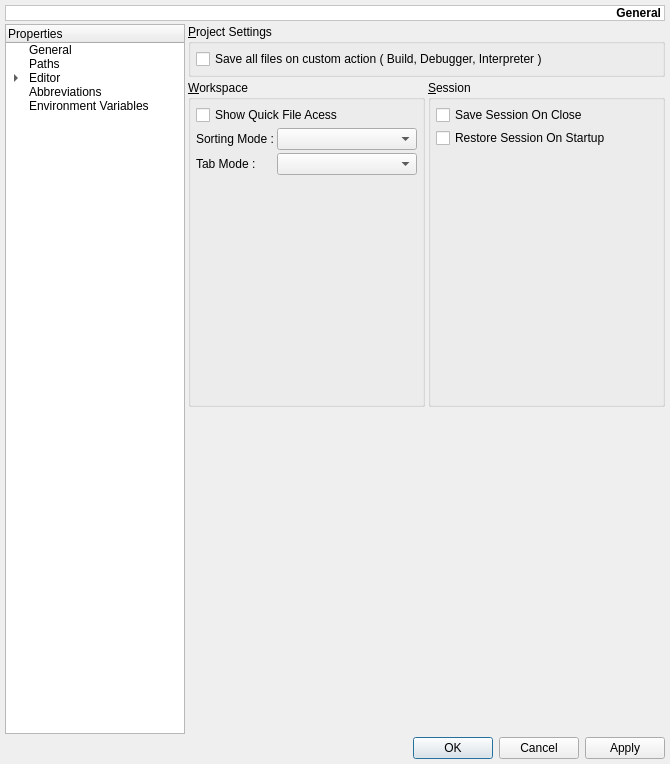
Above: mks/ui/UISettings.ui from andreikop/enki before the change. Below: the same form after it.
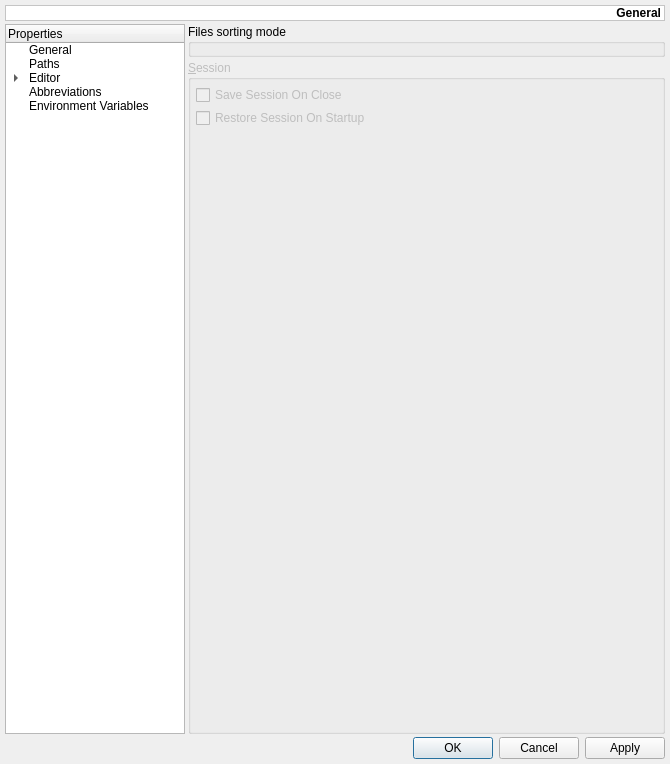
That is the form after the change. The open tabs and pages were chosen to show the change. Custom widgets are drawn as their Qt base class.

Commit message: Settings. First option works

Patch:
```diff
--- a/mks/ui/UISettings.ui
+++ b/mks/ui/UISettings.ui
@@ -238,10 +238,10 @@
        <property name="spacing">
         <number>3</number>
        </property>
-       <item row="1" column="0">
+       <item row="0" column="0">
         <widget class="QGroupBox" name="gbWorkspace">
          <property name="title">
-          <string>&amp;Workspace</string>
+          <string>Files sorting mode</string>
          </property>
          <layout class="QGridLayout">
           <property name="margin">
@@ -250,63 +250,14 @@
           <property name="spacing">
            <number>3</number>
           </property>
-          <item row="1" column="0">
-           <widget class="QLabel" name="lSortingMode">
-            <property name="toolTip">
-             <string>The sorting mode apply to the &quot;Opened Files List&quot; dock.
-You can quickly change it using the dock context menu.</string>
-            </property>
-            <property name="text">
-             <string>Sorting Mode :</string>
-            </property>
-           </widget>
-          </item>
-          <item row="1" column="1" colspan="2">
-           <widget class="QComboBox" name="cbSortingMode">
-            <property name="toolTip">
-             <string>The sorting mode apply to the &quot;Opened Files List&quot; dock.
-You can quickly change it using the dock context menu.</string>
-            </property>
-           </widget>
-          </item>
-          <item row="4" column="0" colspan="3">
-           <spacer name="verticalSpacer">
-            <property name="orientation">
-             <enum>Qt::Vertical</enum>
-            </property>
-            <property name="sizeHint" stdset="0">
-             <size>
-              <width>20</width>
-              <height>40</height>
-             </size>
-            </property>
-           </spacer>
-          </item>
-          <item row="0" column="0" colspan="3">
-           <widget class="QCheckBox" name="cbQuickFileAccess">
-            <property name="toolTip">
-             <string>Add a combobox in the context toolbar that allow quick file change</string>
-            </property>
-            <property name="text">
-             <string>Show Quick File Acess</string>
-            </property>
-           </widget>
-          </item>
-          <item row="3" column="0">
-           <widget class="QLabel" name="lTabMode">
-            <property name="text">
-             <string>Tab Mode :</string>
-            </property>
-           </widget>
-          </item>
-          <item row="3" column="1" colspan="2">
-           <widget class="QComboBox" name="cbTabModes"/>
-          </item>
          </layout>
         </widget>
        </item>
-       <item row="1" column="1">
+       <item row="1" column="0">
         <widget class="QGroupBox" name="gbSession">
+         <property name="enabled">
+          <bool>false</bool>
+         </property>
          <property name="title">
           <string>&amp;Session</string>
          </property>
@@ -347,44 +298,6 @@
          </layout>
         </widget>
        </item>
-       <item row="2" column="0" colspan="2">
-        <spacer>
-         <property name="orientation">
-          <enum>Qt::Vertical</enum>
-         </property>
-         <property name="sizeType">
-          <enum>QSizePolicy::Expanding</enum>
-         </property>
-         <property name="sizeHint" stdset="0">
-          <size>
-           <width>471</width>
-           <height>16</height>
-          </size>
-         </property>
-        </spacer>
-       </item>
-       <item row="0" column="0" colspan="2">
-        <widget class="QGroupBox" name="gbProjectSettings">
-         <property name="title">
-          <string>&amp;Project Settings</string>
-         </property>
-         <layout class="QGridLayout">
-          <property name="margin">
-           <number>5</number>
-          </property>
-          <property name="spacing">
-           <number>3</number>
-          </property>
-          <item row="0" column="0" colspan="2">
-           <widget class="QCheckBox" name="cbSaveFiles">
-            <property name="text">
-             <string>Save all files on custom action ( Build, Debugger, Interpreter )</string>
-            </property>
-           </widget>
-          </item>
-         </layout>
-        </widget>
-       </item>
       </layout>
      </widget>
      <widget class="QWidget" name="pEditorGeneral">
```
Left out of the diff: 6 changed lines with no effect on the pictures. The commit also changes 5 other files.
